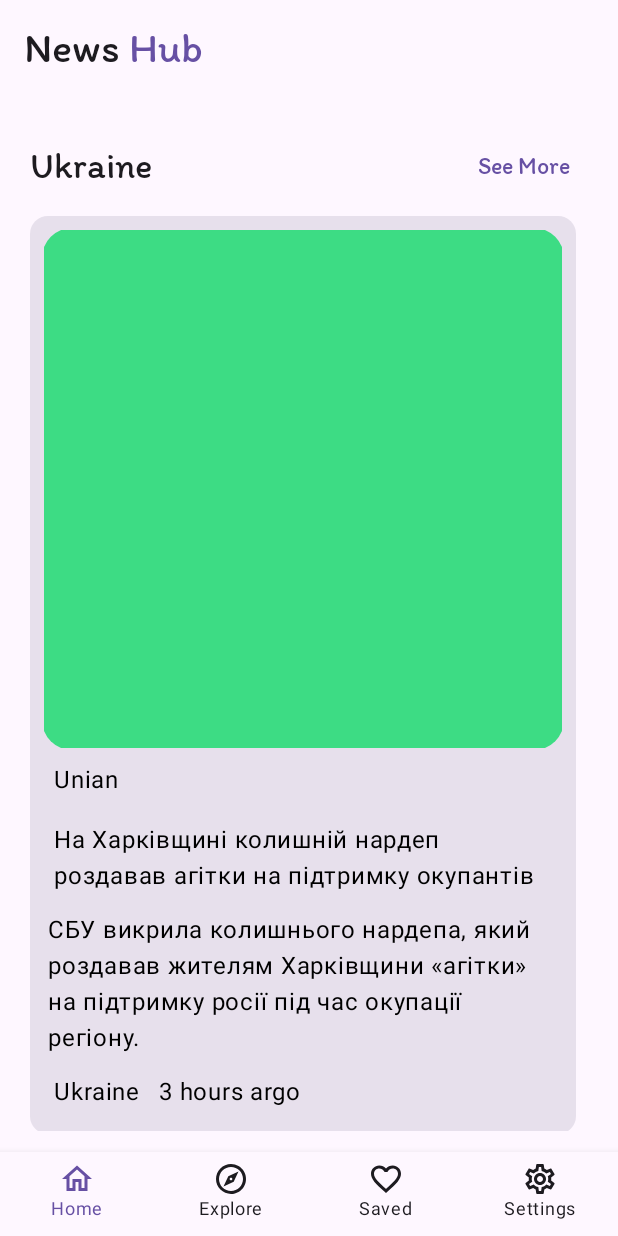
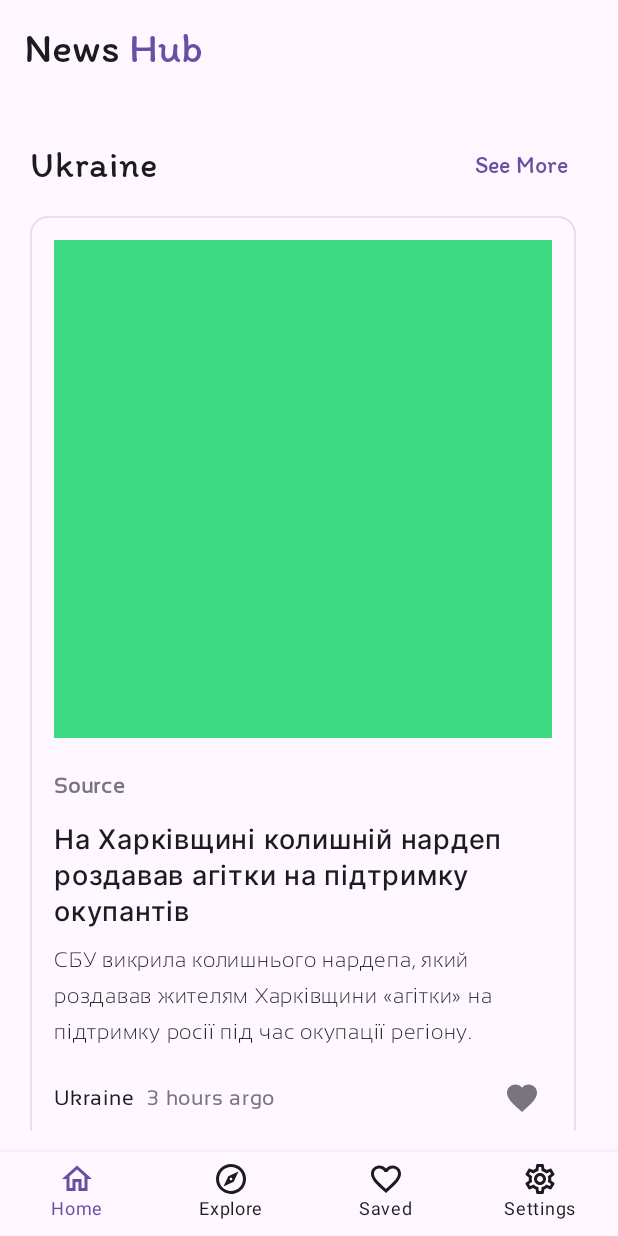
Before and after one commit to pasichDev/NewsHub, an Android app built with Jetpack Compose: the screen it shows after launch (MainActivity), on a phone screen of 412 x 824 dp. Run offline under Robolectric (Android 15) with nearby library versions, the phone set to English and light mode, and no system bars; our stand-ins replace accompanist.

Commit message:
#4
Signed-off-by: PasichDev <67899666+pasichDev@users.noreply.github.com>

```diff
--- a/app/src/main/java/com/pasichdev/newshub/MainActivity.kt
+++ b/app/src/main/java/com/pasichdev/newshub/MainActivity.kt
@@ -24,7 +24,6 @@ import androidx.compose.ui.Modifier
 import androidx.compose.ui.graphics.Color
 import androidx.compose.ui.res.colorResource
 import androidx.compose.ui.res.painterResource
-import androidx.compose.ui.text.TextStyle
 import androidx.compose.ui.text.font.FontWeight
 import androidx.compose.ui.text.style.TextAlign
 import androidx.compose.ui.tooling.preview.Preview
@@ -37,7 +36,7 @@ import androidx.navigation.compose.currentBackStackEntryAsState
 import androidx.navigation.compose.rememberNavController
 import com.pasichdev.newshub.data.BottomNavItem
 import com.pasichdev.newshub.ui.theme.AppTheme
-import com.pasichdev.newshub.ui.theme.titleBoldFont
+import com.pasichdev.newshub.ui.theme.itimFontFamily
 import com.pasichdev.newshub.ui.view.HomeScreen
 
 
@@ -64,26 +63,20 @@ fun MainScreen() {
             TopAppBar(
                 title = {
                     // TODO: Упростить этот вариант кода
-                    Row() {
+                    Row {
                         Text(
                             "News ",
-                            color = MaterialTheme.colorScheme.onBackground,
-                            style = TextStyle(
-                                fontFamily = titleBoldFont,
-                                fontWeight = FontWeight.Bold,
-                                fontSize = 28.sp,
-                                lineHeight = 28.sp,
-                                letterSpacing = 0.sp
-                            )
+                            fontFamily = itimFontFamily,
+                            fontWeight = FontWeight.Normal,
+                            fontSize = 28.sp,
                         )
                         Text(
-                            "Hub", color = MaterialTheme.colorScheme.primary, style = TextStyle(
-                                fontFamily = titleBoldFont,
-                                fontWeight = FontWeight.Bold,
-                                fontSize = 28.sp,
-                                lineHeight = 28.sp,
-                                letterSpacing = 0.sp
-                            )
+                            "Hub",
+                            fontFamily = itimFontFamily,
+                            fontWeight = FontWeight.Normal,
+                            fontSize = 28.sp,
+                            color = MaterialTheme.colorScheme.primary
+
                         )
 
                     }
--- a/app/src/main/java/com/pasichdev/newshub/ui/theme/Type.kt
+++ b/app/src/main/java/com/pasichdev/newshub/ui/theme/Type.kt
@@ -7,15 +7,21 @@ import androidx.compose.ui.text.font.FontFamily
 import androidx.compose.ui.text.font.FontWeight
 import androidx.compose.ui.unit.sp
 import com.pasichdev.newshub.R
-val titleBoldFont = FontFamily(
-    Font(R.font.itim_regular, FontWeight.Bold)
+
+val itimFontFamily = FontFamily(
+    Font(R.font.itim_regular, FontWeight.Normal)
 )
-val titleMediumFont = FontFamily(
-    Font(R.font.itim_regular, FontWeight.Bold)
+
+val sansationFontFamily = FontFamily(
+    Font(R.font.sansation_light, FontWeight.Light),
+    Font(R.font.sansation_regular, FontWeight.Normal)
 )
-val bodyFont = FontFamily(
-    Font(R.font.sansation_light, FontWeight.Light)
+
+val interFontFamily = FontFamily(
+    Font(R.font.inter_bold, FontWeight.Bold),
+    Font(R.font.inter_medium, FontWeight.Medium)
 )
+
 
 // Set of Material typography styles to start with
 val Typography = Typography(
@@ -27,14 +33,14 @@ val Typography = Typography(
         letterSpacing = 0.5.sp
     ),
     titleLarge = TextStyle(
-        fontFamily = titleBoldFont,
+        fontFamily = itimFontFamily,
         fontWeight = FontWeight.Bold,
         fontSize = 24.sp,
         lineHeight = 28.sp,
         letterSpacing = 0.sp
     ),
     titleMedium = TextStyle(
-        fontFamily = titleMediumFont,
+        fontFamily = itimFontFamily,
         fontWeight = FontWeight.Bold,
         fontSize = 28.sp,
         lineHeight = 28.sp,
--- a/app/src/main/java/com/pasichdev/newshub/ui/view/HomeFragment.kt
+++ b/app/src/main/java/com/pasichdev/newshub/ui/view/HomeFragment.kt
@@ -13,11 +13,12 @@ import androidx.compose.material3.TextButton
 import androidx.compose.runtime.Composable
 import androidx.compose.ui.Alignment
 import androidx.compose.ui.Modifier
-import androidx.compose.ui.text.TextStyle
+import androidx.compose.ui.res.stringResource
 import androidx.compose.ui.text.font.FontWeight
 import androidx.compose.ui.unit.dp
 import androidx.compose.ui.unit.sp
-import com.pasichdev.newshub.ui.theme.titleBoldFont
+import com.pasichdev.newshub.R
+import com.pasichdev.newshub.ui.theme.itimFontFamily
 
 @Composable
 fun HomeScreen() {
@@ -37,7 +38,7 @@ fun HomeScreen() {
 
 @Composable
 fun NewsCategoryScreen(nameCategory: String) {
-    Column() {
+    Column {
         Row(
             modifier = Modifier
                 .fillMaxWidth()
@@ -47,24 +48,17 @@ fun NewsCategoryScreen(nameCategory: String) {
         ) {
             Text(
                 text = nameCategory,
-                style = TextStyle(
-                    fontFamily = titleBoldFont,
-                    fontWeight = FontWeight.Bold,
-                    fontSize = 24.sp,
-                    lineHeight = 28.sp,
-                    letterSpacing = 0.sp
-                )
+                fontFamily = itimFontFamily,
+                fontWeight = FontWeight.Normal,
+                fontSize = 24.sp,
+                color = MaterialTheme.colorScheme.onBackground
             )
             TextButton(onClick = { /*TODO*/ }) {
                 Text(
-                    text = "See More",
-                    style = TextStyle(
-                        fontFamily = titleBoldFont,
-                        fontWeight = FontWeight.Bold,
-                        fontSize = 16.sp,
-                        lineHeight = 28.sp,
-                        letterSpacing = 0.sp
-                    ),
+                    text = stringResource(id = R.string.moreNews),
+                    fontFamily = itimFontFamily,
+                    fontWeight = FontWeight.Normal,
+                    fontSize = 16.sp,
                     color = MaterialTheme.colorScheme.primary
                 )
             }
--- a/app/src/main/java/com/pasichdev/newshub/ui/view/HorizontalList.kt
+++ b/app/src/main/java/com/pasichdev/newshub/ui/view/HorizontalList.kt
@@ -1,30 +1,41 @@
 package com.pasichdev.newshub.ui.view
 
+
+import androidx.compose.animation.core.*
+import androidx.compose.foundation.BorderStroke
 import androidx.compose.foundation.ExperimentalFoundationApi
 import androidx.compose.foundation.Image
-import androidx.compose.foundation.layout.Column
-import androidx.compose.foundation.layout.Row
-import androidx.compose.foundation.layout.fillMaxWidth
-import androidx.compose.foundation.layout.padding
+import androidx.compose.foundation.clickable
+import androidx.compose.foundation.interaction.MutableInteractionSource
+import androidx.compose.foundation.layout.*
 import androidx.compose.foundation.pager.HorizontalPager
 import androidx.compose.foundation.shape.RoundedCornerShape
-import androidx.compose.material.ExperimentalMaterialApi
-import androidx.compose.material3.Card
+import androidx.compose.material.Icon
+import androidx.compose.material.icons.Icons
+import androidx.compose.material.icons.outlined.Favorite
 import androidx.compose.material3.CardDefaults
 import androidx.compose.material3.MaterialTheme
+import androidx.compose.material3.OutlinedCard
 import androidx.compose.material3.Text
-import androidx.compose.runtime.Composable
+import androidx.compose.runtime.*
 import androidx.compose.ui.Alignment
 import androidx.compose.ui.Modifier
 import androidx.compose.ui.draw.clip
-import androidx.compose.ui.graphics.Color
+import androidx.compose.ui.draw.scale
 import androidx.compose.ui.res.painterResource
+import androidx.compose.ui.text.font.FontWeight
 import androidx.compose.ui.unit.dp
+import androidx.compose.ui.unit.sp
 import com.pasichdev.newshub.R
 import com.pasichdev.newshub.data.News
+import com.pasichdev.newshub.ui.theme.interFontFamily
+import com.pasichdev.newshub.ui.theme.sansationFontFamily
+import kotlinx.coroutines.launch
 
 
-@OptIn(ExperimentalMaterialApi::class, ExperimentalFoundationApi::class)
+var paddingDp = 8.dp
+
+@OptIn(ExperimentalFoundationApi::class)
 @Composable
 fun ListNews() {
     lateinit var courseList: List<News>
@@ -50,18 +61,17 @@ fun ListNews() {
 
 @Composable
 fun ItemNewsCategory(news: News, modifier: Modifier) {
-    Card(
+    OutlinedCard(
         modifier = modifier
-            .padding(end = 8.dp, top = 10.dp)
+            .padding(end = paddingDp, top = 10.dp)
             .fillMaxWidth(),
         colors = CardDefaults.cardColors(
-            containerColor = MaterialTheme.colorScheme.surfaceVariant,
+            containerColor = MaterialTheme.colorScheme.surface,
         ),
-
-        ) {
+        border = BorderStroke(1.dp, MaterialTheme.colorScheme.surfaceVariant),
+    ) {
         Column(
-            modifier = modifier
-                .padding(8.dp)
+            modifier = modifier.padding(paddingDp)
         ) {
 
             Image(
@@ -69,118 +79,107 @@ fun ItemNewsCategory(news: News, modifier: Modifier) {
                 contentDescription = "img",
 
                 modifier = modifier
-                    .clip(RoundedCornerShape(20.dp))
+                    .clip(RoundedCornerShape(10.dp))
                     .fillMaxWidth()
-                    .padding(1.dp),
-
+                    .padding(paddingDp),
                 alignment = Alignment.Center
             )
 
 
             Text(
-                text = "Unian",
-                modifier = Modifier.padding(8.dp),
-                color = Color.Black
+                text = "Source",
+                modifier = modifier.padding(horizontal = paddingDp, vertical = 12.dp),
+
+                fontFamily = sansationFontFamily,
+                fontWeight = FontWeight.Bold,
+                fontSize = 14.sp,
+                color = MaterialTheme.colorScheme.outline
             )
             Text(
                 text = news.title,
-                modifier = Modifier.padding(8.dp),
-                color = Color.Black
+                modifier = modifier.padding(horizontal = paddingDp, vertical = 0.dp),
+                fontFamily = interFontFamily,
+                fontWeight = FontWeight.Medium,
+                fontSize = 18.sp,
+                color = MaterialTheme.colorScheme.onBackground
             )
             Text(
                 text = news.value,
-                modifier = Modifier.padding(4.dp),
-                color = Color.Black
+                modifier = modifier.padding(horizontal = paddingDp, vertical = paddingDp),
+                fontFamily = sansationFontFamily,
+                fontWeight = FontWeight.Light,
+                fontSize = 14.sp,
+                color = MaterialTheme.colorScheme.onBackground
             )
-            Row(verticalAlignment = Alignment.CenterVertically) {
+            Row(
+                verticalAlignment = Alignment.CenterVertically,
+                horizontalArrangement = Arrangement.SpaceBetween,
+                modifier = Modifier.padding(horizontal = paddingDp, vertical = 12.dp)
+            ) {
                 Text(
                     text = "Ukraine",
-                    modifier = Modifier.padding(8.dp),
-                    color = Color.Black
+                    fontFamily = sansationFontFamily,
+                    fontWeight = FontWeight.Normal,
+                    fontSize = 14.sp,
+                    color = MaterialTheme.colorScheme.onBackground
                 )
                 Text(
                     text = "3 hours argo",
-                    modifier = Modifier.padding(4.dp),
-                    color = Color.Black
+                    modifier = modifier.padding(horizontal = paddingDp),
+                    fontFamily = sansationFontFamily,
+                    fontWeight = FontWeight.Normal,
+                    fontSize = 14.sp,
+                    color = MaterialTheme.colorScheme.outline
                 )
+                Box(
+                    Modifier
+                        .fillMaxWidth()
+                        .padding(horizontal = paddingDp),
+                    contentAlignment = Alignment.CenterEnd
+                ) {
+                    HeartAnimation(modifier)
+                }
+
             }
         }
     }
 }
 
-/*
-  // in the below line, we are creating a card for our list view item.
-            Card(
-                // inside our grid view on below line
-                // we are adding on click for each item of our grid view.
-                onClick = {
-                    // inside on click we are displaying the toast message.
-                    Toast.makeText(
-                        context,
-                        courseList[index].languageName + " selected..",
-                        Toast.LENGTH_SHORT
-                    ).show()
-                },
-                // in the below line, we are adding
-                // padding from our all sides.
-                modifier = Modifier
-                    .padding(8.dp)
-                    .width(120.dp),
 
-                // in the below line, we are adding
-                // elevation for the card.
-                elevation = 6.dp
-            )
-            {
-                // in the below line, we are creating
-                // a row for our list view item.
-                Column(
-                    // for our row we are adding modifier
-                    // to set padding from all sides.
-                    modifier = Modifier
-                        .padding(8.dp)
-                        .fillMaxWidth(),
-                    horizontalAlignment = Alignment.CenterHorizontally
-                ) {
-                    // in the below line, inside row we are adding spacer
-                    Spacer(modifier = Modifier.height(5.dp))
+@Composable
+fun HeartAnimation(modifier: Modifier) {
 
-                    // in the below line, we are adding Image to display the image.
-                    Image(
-                        // in the below line, we are specifying the drawable image for our image.
-                        painter = painterResource(id = courseList[index].languageImg),
+    val interactionSource = MutableInteractionSource()
 
-                        // in the below line, we are specifying
-                        // content description for our image
-                        contentDescription = "img",
+    val coroutineScope = rememberCoroutineScope()
 
-                        // in the below line, we are setting height
-                        // and width for our image.
-                        modifier = Modifier
-                            .height(60.dp)
-                            .width(60.dp)
-                            .padding(5.dp),
+    var enabled by remember {
+        mutableStateOf(false)
+    }
 
-                        alignment = Alignment.Center
+    val scale = remember {
+        Animatable(1f)
+    }
+
+    Icon(imageVector = Icons.Outlined.Favorite,
+        contentDescription = "Save",
+        tint = if (enabled) MaterialTheme.colorScheme.primary else MaterialTheme.colorScheme.outline,
+        modifier = modifier
+            .scale(scale = scale.value)
+            .size(size = 24.dp)
+            .clickable(
+                interactionSource = interactionSource, indication = null
+            ) {
+                enabled = !enabled
+                coroutineScope.launch {
+                    scale.animateTo(
+                        0.8f,
+                        animationSpec = tween(100),
                     )
-
-                    // in the below line, we are adding spacer between image and a text
-                    Spacer(modifier = Modifier.height(5.dp))
-
-                    // in the below line, we are creating a text.
-                    Text(
-                        // inside the text on below line we are
-                        // setting text as the language name
-                        // from our model class.
-                        text = courseList[index].languageName,
-
-                        // in the below line, we are adding padding
-                        // for our text from all sides.
-                        modifier = Modifier.padding(4.dp),
-
-                        // in the below line, we are adding color for our text
-                        color = Color.Black, textAlign = TextAlign.Center
+                    scale.animateTo(
+                        1f,
+                        animationSpec = tween(100),
                     )
                 }
-            }
- */
+            })
+}
--- a/app/src/main/res/values/strings.xml
+++ b/app/src/main/res/values/strings.xml
@@ -2,4 +2,5 @@
     <string name="app_name">News Hub</string>
     <string name="chooseTag">Choose the direction \nof the news you are interested in</string>
     <string name="skip">Skip</string>
+    <string name="moreNews">See More</string>
 </resources>
```
Also changed, not shown: app/src/main/res/font/sansation_regular.ttf (added).
